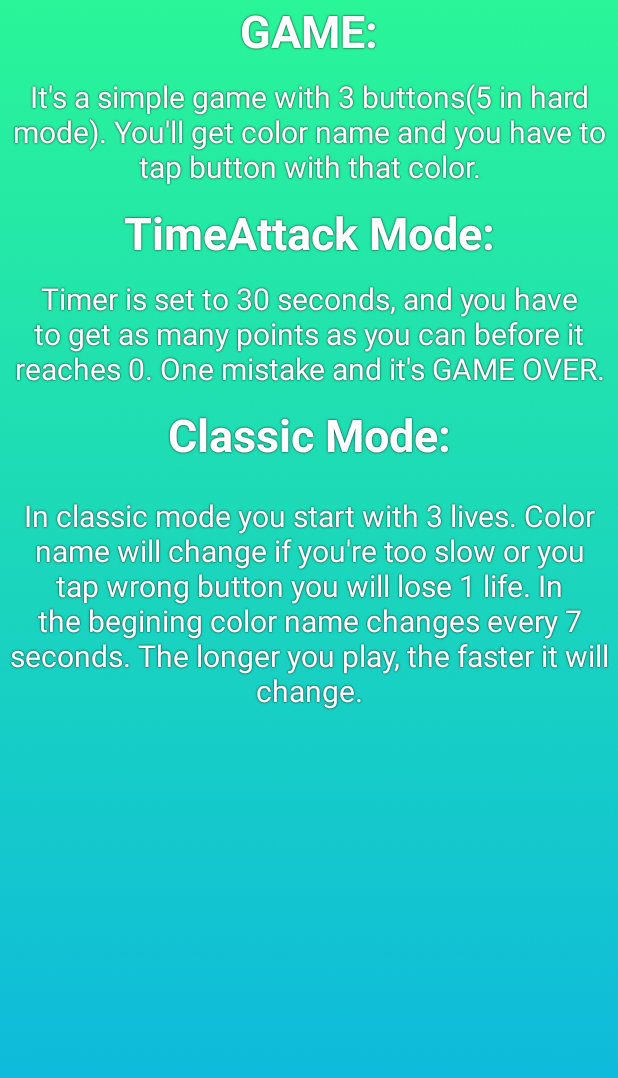
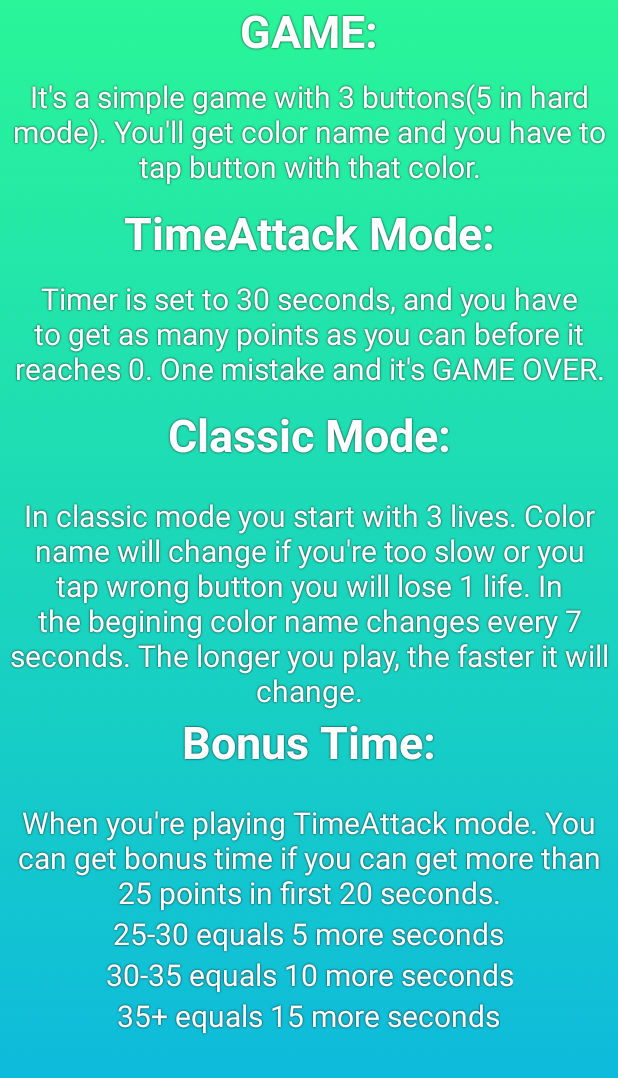
Before and after one commit to CaNafo/RGB, an Android app: the HelpActivity screen opened directly, with no data from a screen before it, on a phone screen of 412 x 824 dp. Shown: the top 1078 px of the screen. Run offline under Robolectric (Android 15) with nearby library versions, the phone set to English and light mode, and no system bars; our stand-ins replace AdMob; Roboto replaces fonts that are not available here.

Commit message:
bonus time, crash fix

```diff
--- a/app/src/main/AndroidManifest.xml
+++ b/app/src/main/AndroidManifest.xml
@@ -7,9 +7,9 @@
 
     <application
         android:allowBackup="true"
-        android:icon="@mipmap/ic_launcher"
-        android:label="@string/app_name"
-        android:roundIcon="@mipmap/ic_launcher_round"
+        android:label="Color Tap"
+        android:roundIcon="@mipmap/icon"
+        android:icon="@mipmap/icon"
         android:supportsRtl="true"
         android:theme="@style/AppTheme">
         <activity android:name=".HelpActivity" android:screenOrientation="portrait"></activity>
--- a/app/src/main/res/layout/activity_help.xml
+++ b/app/src/main/res/layout/activity_help.xml
@@ -66,6 +66,43 @@
                 android:layout_marginRight="5dp"
                 android:theme="@style/Help"
                 android:text="In classic mode you start with 3 lives. Color name will change if you're too slow or you tap wrong button you will lose 1 life. In the begining color name changes every 7 seconds. The longer you play, the faster it will change."/>
+
+            <TextView
+                android:layout_width="match_parent"
+                android:layout_height="wrap_content"
+                android:theme="@style/HelpTitle"
+                android:text="Bonus Time:"/>
+            <android.support.v4.widget.Space
+                android:layout_width="wrap_content"
+                android:layout_height="20dp" />
+            <TextView
+                android:layout_width="wrap_content"
+                android:layout_height="wrap_content"
+                android:layout_marginLeft="5dp"
+                android:layout_marginRight="5dp"
+                android:theme="@style/Help"
+                android:text="When you're playing TimeAttack mode. You can get bonus time if you can get more than 25 points in first 20 seconds."/>
+            <TextView
+                android:layout_width="wrap_content"
+                android:layout_height="wrap_content"
+                android:layout_marginLeft="5dp"
+                android:layout_marginRight="5dp"
+                android:theme="@style/Help"
+                android:text="25-30 equals 5 more seconds"/>
+            <TextView
+                android:layout_width="wrap_content"
+                android:layout_height="wrap_content"
+                android:layout_marginLeft="5dp"
+                android:layout_marginRight="5dp"
+                android:theme="@style/Help"
+                android:text="30-35 equals 10 more seconds"/>
+            <TextView
+                android:layout_width="wrap_content"
+                android:layout_height="wrap_content"
+                android:layout_marginLeft="5dp"
+                android:layout_marginRight="5dp"
+                android:theme="@style/Help"
+                android:text="35+ equals 15 more seconds"/>
         </LinearLayout>
     </ScrollView>
 </android.support.constraint.ConstraintLayout>
--- a/app/src/main/res/layout/activity_play.xml
+++ b/app/src/main/res/layout/activity_play.xml
@@ -97,7 +97,7 @@
             <Button
                 android:id="@+id/redBtn"
                 android:layout_width="wrap_content"
-                android:layout_height="49dp"
+                android:layout_height="wrap_content"
                 android:background="@drawable/buttonred"
                 android:tag="red"
                 app:layout_constraintBottom_toBottomOf="parent"
```
Also changed, not shown: app/src/main/java/com/example/ca/rgb/PlayActivity.java (+52 -3 lines), app/src/main/heartbg-web.png (deleted), app/src/main/res/drawable/buttonred.xml (renamed from app/src/main/res/drawable-v24/buttonred.xml), app/src/main/res/mipmap-hdpi/ic_launcher.png (deleted), app/src/main/res/mipmap-hdpi/ic_launcher_round.png (deleted), app/src/main/res/mipmap-mdpi/ic_launcher.png (deleted), app/src/main/res/mipmap-mdpi/ic_launcher_round.png (deleted), app/src/main/res/mipmap-xhdpi/ic_launcher.png (deleted), app/src/main/res/mipmap-xhdpi/ic_launcher_round.png (deleted), app/src/main/res/mipmap-xxhdpi/ic_launcher.png (deleted), app/src/main/res/mipmap-xxhdpi/ic_launcher_round.png (deleted), app/src/main/res/mipmap-xxhdpi/icon.png (added), app/src/main/res/mipmap-xxxhdpi/ic_launcher.png (deleted), app/src/main/res/mipmap-xxxhdpi/ic_launcher_round.png (deleted).
